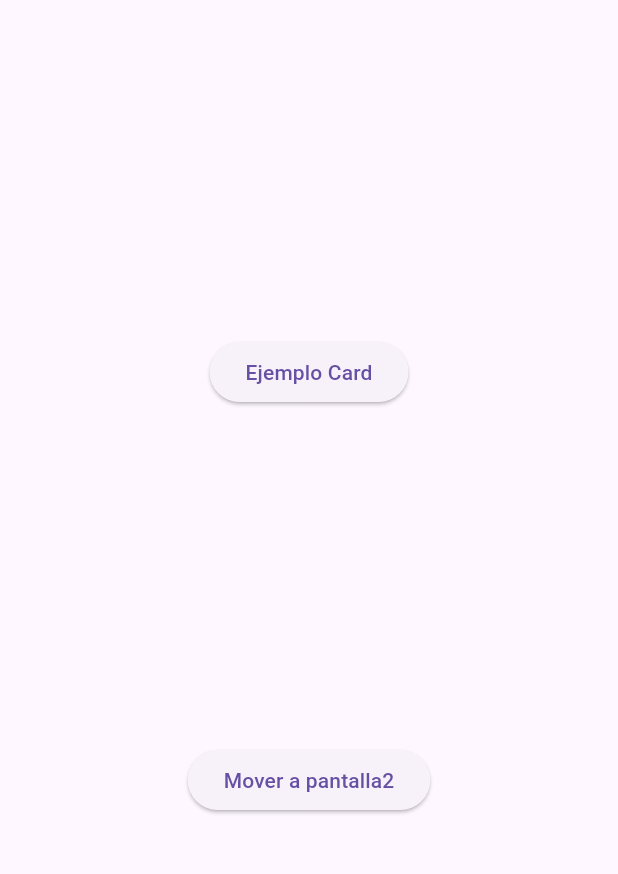
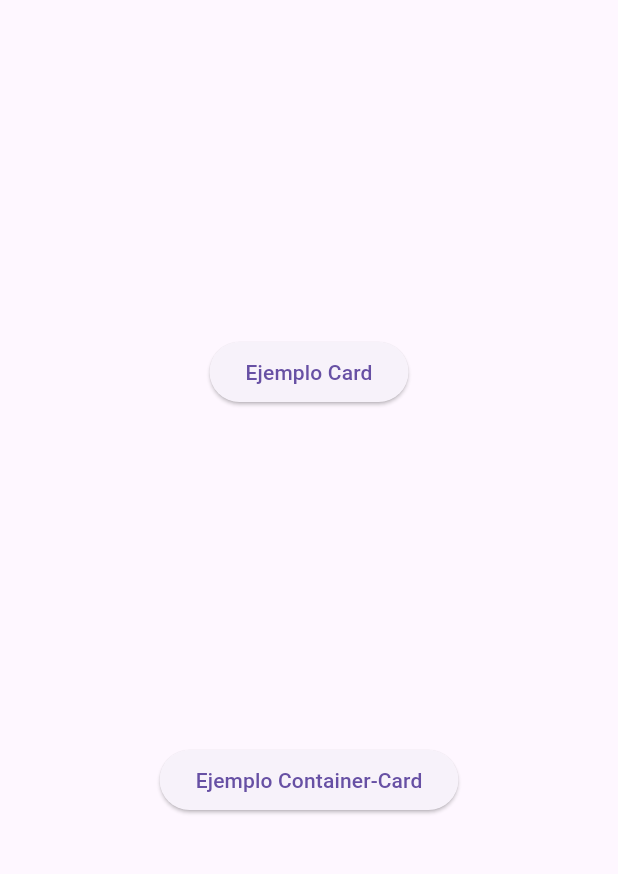
Before and after one commit to BerthaAreliFuentesRodriguez/p15-Rutas2-6J, a Flutter app: the screen it shows after launch, on a phone screen of 412 x 824 dp, the part 84-958 px from its top. Run offline on Flutter 3.47's test engine with Material 3 defaults, Android fonts, the phone set to English and light mode, and no system bars.

```diff
--- a/lib/pantallaini_0465.dart
+++ b/lib/pantallaini_0465.dart
@@ -26,7 +26,7 @@ class PantallaIni_0465 extends StatelessWidget {
             onPressed: () {
               Navigator.pushNamed(context, "/pantalla2_0465"); //fin onPressed
             },
-            child: Text("Mover a pantalla2"),
+            child: Text("Ejemplo Container-Card"),
           )
         ], //fin de niños
       )),
```
